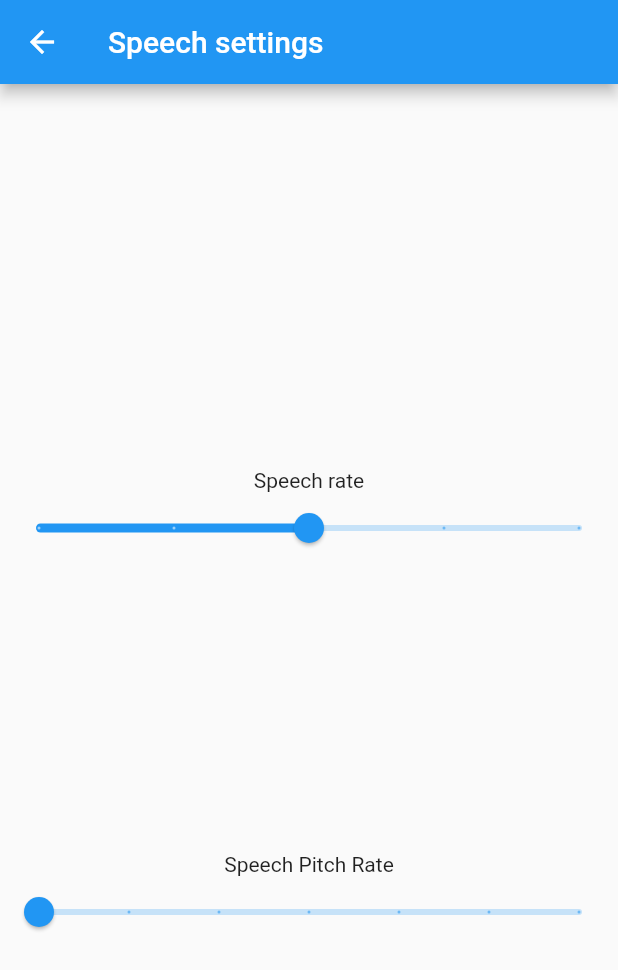
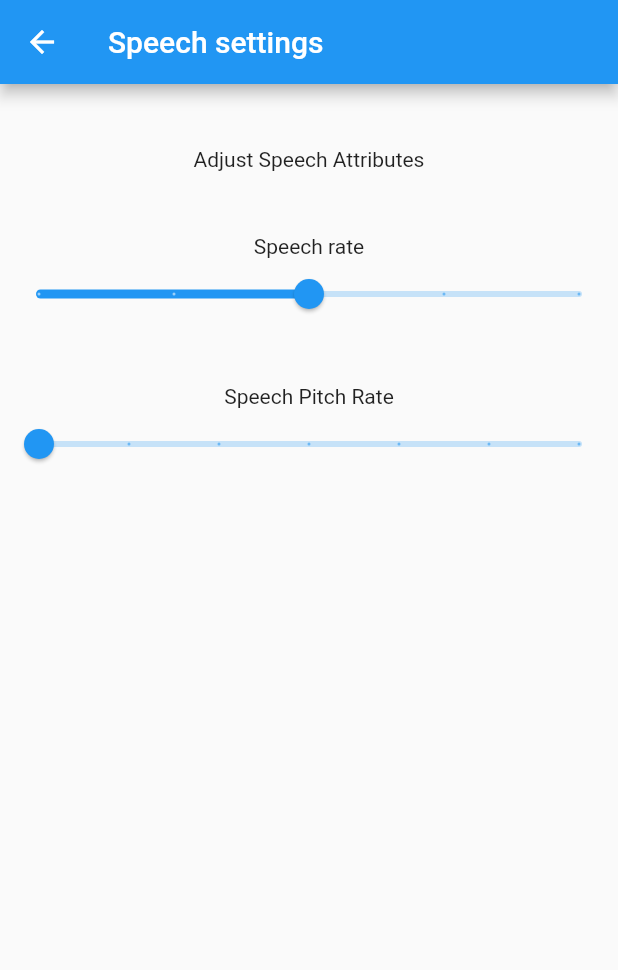
Before and after one commit to mipsmonsta/tokBusArrivals, a Flutter app: the SpeechSettingsPage screen opened by its route, on a phone screen of 412 x 824 dp. Shown: the top 970 px of the screen. Run offline on Flutter 3.47's test engine with Material 2 defaults, Android fonts, the phone set to English and light mode, and no system bars; our stand-ins replace bloc, equatable, flutter_bloc, flutter_tts, hydrated_bloc.

Commit message:
Adjusted layout of speech settings

```diff
--- a/lib/presentation/speechSettingsPage.dart
+++ b/lib/presentation/speechSettingsPage.dart
@@ -16,13 +16,14 @@ class _SpeechSettingsPageState extends State<SpeechSettingsPage> {
   Widget build(BuildContext context) {
     return Scaffold(
         appBar: AppBar(title: Text("Speech settings")),
-        body: Column(
-            crossAxisAlignment: CrossAxisAlignment.stretch,
-            mainAxisAlignment: MainAxisAlignment.center,
-            children: [
-              Spacer(),
-              Expanded(
-                  child: Column(children: [
+        body: ListView(children: [
+          LimitedBox(
+            child: Center(child: Text('Adjust Speech Attributes')),
+            maxHeight: 100,
+          ),
+          LimitedBox(
+              maxHeight: 100,
+              child: Column(children: [
                 Text("Speech rate"),
                 BlocConsumer<SpeechRateCubit, double>(builder: (ctx, state) {
                   return Slider(
@@ -36,8 +37,9 @@ class _SpeechSettingsPageState extends State<SpeechSettingsPage> {
                   ctx.read<SpeechReadingBloc>().getTts.setSpeechRate(state);
                 })
               ])),
-              Expanded(
-                  child: Column(children: [
+          LimitedBox(
+              maxHeight: 100,
+              child: Column(children: [
                 Text("Speech Pitch Rate"),
                 BlocConsumer<SpeechPitchCubit, double>(builder: (ctx, state) {
                   return Slider(
@@ -52,8 +54,7 @@ class _SpeechSettingsPageState extends State<SpeechSettingsPage> {
                 }, listener: (ctx, state) {
                   ctx.read<SpeechReadingBloc>().getTts.setPitch(state);
                 }),
-                Spacer()
               ])),
-            ]));
+        ]));
   }
 }
```
